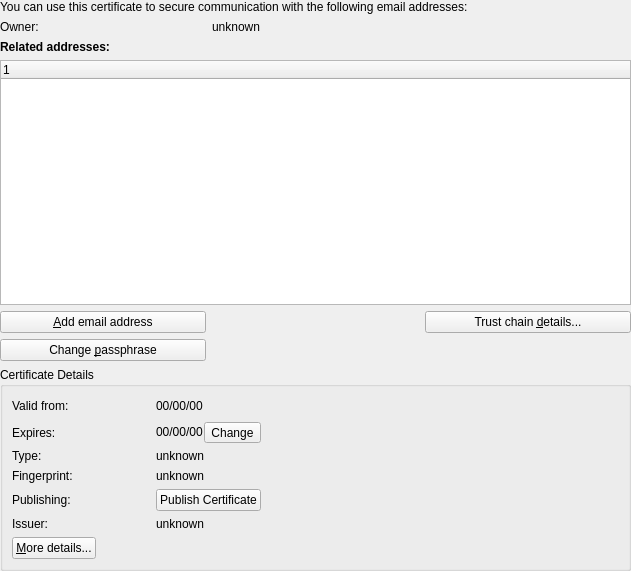
First picture: the form in src/dialogs/certificatedetailswidget.ui, repository sensama/kleopatra, before the edit.
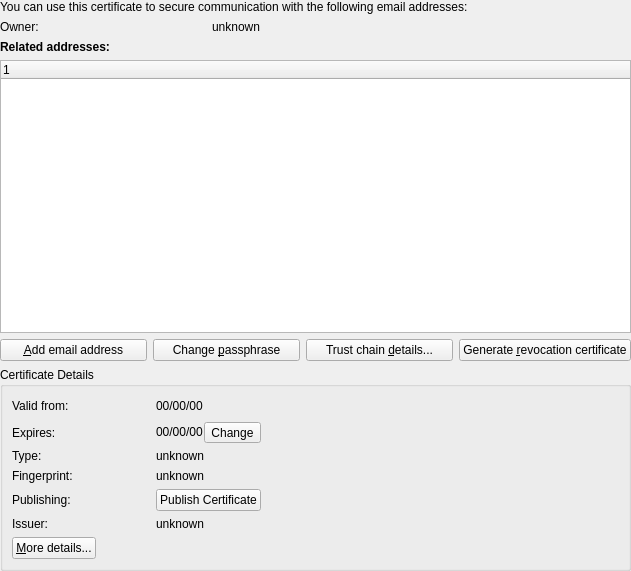
Second picture: the form after the edit. Icons and pictures are not drawn.

Commit message:
Add revocation certificate generatio to Details
This also changes the button row layout slightly by moving
the buttons in a more dynamic HBox.

Patch:
```diff
--- a/src/dialogs/certificatedetailswidget.ui
+++ b/src/dialogs/certificatedetailswidget.ui
@@ -26,20 +26,43 @@
    <property name="bottomMargin">
     <number>0</number>
    </property>
-   <item row="4" column="0">
+   <item row="4" column="0" colspan="3">
+    <layout class="QHBoxLayout" name="hboxLayout_1">
+     <item>
     <widget class="QPushButton" name="addUserIDBtn">
      <property name="text">
       <string>&amp;Add email address</string>
      </property>
     </widget>
    </item>
-   <item row="4" column="2">
+     <item>
+      <widget class="QPushButton" name="changePassphraseBtn">
+       <property name="text">
+        <string>Change &amp;passphrase</string>
+       </property>
+      </widget>
+     </item>
+     <item>
     <widget class="QPushButton" name="trustChainDetailsBtn">
      <property name="text">
       <string>Trust chain &amp;details...</string>
      </property>
     </widget>
    </item>
+     <item>
+      <widget class="QPushButton" name="genRevokeBtn">
+       <property name="text">
+        <string>Generate &amp;revocation certificate</string>
+       </property>
+       <property name="toolTip">
+        <string>A revocation certificate is a file that serves as a "kill switch" to publicly
+declare that a key shall not anymore be used.  It is not possible"
+to retract such a revocation certificate once it has been published.</string>
+       </property>
+      </widget>
+     </item>
+    </layout>
+   </item>
    <item row="6" column="0" colspan="3">
     <widget class="QGroupBox" name="groupBox">
      <property name="title">
@@ -228,13 +251,6 @@
      </column>
     </widget>
    </item>
-   <item row="5" column="0">
-    <widget class="QPushButton" name="changePassphraseBtn">
-     <property name="text">
-      <string>Change &amp;passphrase</string>
-     </property>
-    </widget>
-   </item>
    <item row="0" column="0" colspan="3">
     <widget class="QLabel" name="label">
      <property name="text">
```
Lines whose indentation alone changed are shown as unchanged. The commit also changes 1 other file.
